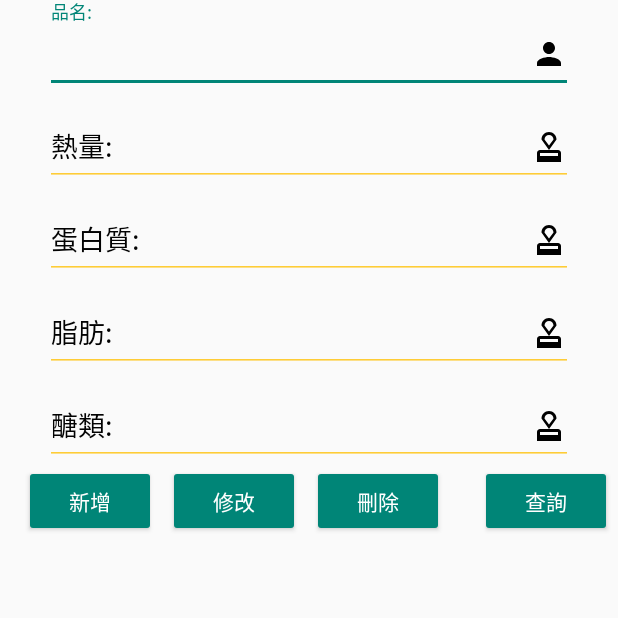
After one commit to DSushx/LoginRegister, an Android app: the fragment InsertFragment shown on its own in the app's theme, on a phone screen of 412 x 824 dp, the top half of it. The commit adds this screen. Run offline under Robolectric (Android 15) with nearby library versions, the phone set to English and light mode, and no system bars.

Commit message:
fragment_insert.xml重新配置完成

```diff
--- /dev/null
+++ b/app/src/main/java/com/example/loginregister/InsertFragment.kt
@@ -0,0 +1,21 @@
+package com.example.loginregister
+
+import android.os.Bundle
+import androidx.fragment.app.Fragment
+import android.view.LayoutInflater
+import android.view.View
+import android.view.ViewGroup
+
+
+
+class InsertFragment : Fragment() {
+    override fun onCreateView(
+        inflater: LayoutInflater, container: ViewGroup?,
+        savedInstanceState: Bundle?
+    ): View? {
+        // Inflate the layout for this fragment
+        return inflater.inflate(R.layout.fragment_insert, container, false)
+    }
+
+
+}
--- /dev/null
+++ b/app/src/main/res/layout/fragment_insert.xml
@@ -0,0 +1,219 @@
+<?xml version="1.0" encoding="utf-8"?>
+<RelativeLayout xmlns:android="http://schemas.android.com/apk/res/android"
+    xmlns:app="http://schemas.android.com/apk/res-auto"
+    xmlns:tools="http://schemas.android.com/tools"
+    android:layout_width="match_parent"
+    android:layout_height="match_parent"
+    tools:context=".InsertFragment">
+
+    <!-- TODO: Update blank fragment layout -->
+
+        <LinearLayout
+            android:id="@+id/linearLayout"
+            android:layout_width="fill_parent"
+            android:layout_height="fill_parent"
+            android:orientation="vertical">
+
+            <androidx.constraintlayout.widget.ConstraintLayout
+                android:id="@+id/constraintLayout4"
+                android:layout_width="match_parent"
+                android:layout_height="730dp"
+                app:layout_constraintBottom_toBottomOf="parent"
+                app:layout_constraintEnd_toEndOf="parent"
+                app:layout_constraintHorizontal_bias="0.0"
+                app:layout_constraintStart_toStartOf="parent"
+                app:layout_constraintTop_toTopOf="parent">
+
+
+                <!--密碼輸入框-->
+                <com.google.android.material.textfield.TextInputLayout
+                    android:id="@+id/ed_food_name"
+                    android:layout_width="match_parent"
+                    android:layout_height="wrap_content"
+                    android:layout_marginLeft="30dp"
+                    android:layout_marginRight="30dp"
+                    android:hint="品名:"
+
+                    android:textColorHint="#020202"
+                    app:layout_constraintEnd_toEndOf="parent"
+                    app:layout_constraintHorizontal_bias="0.0"
+                    app:layout_constraintStart_toStartOf="parent"
+                    tools:ignore="MissingConstraints">
+
+                    <com.google.android.material.textfield.TextInputEditText
+                        android:id="@+id/ed_food_name1"
+                        android:layout_width="match_parent"
+                        android:layout_height="match_parent"
+                        android:backgroundTint="#CDFFC107"
+                        android:drawableEnd="@drawable/ic_user"
+                        android:drawableRight="@drawable/ic_user"
+                        android:fontFamily="@font/poppinsmedium"
+
+
+                        tools:targetApi="jelly_bean" />
+                </com.google.android.material.textfield.TextInputLayout>
+
+                <com.google.android.material.textfield.TextInputLayout
+                    android:id="@+id/ed_calorie"
+                    android:layout_width="match_parent"
+                    android:layout_height="wrap_content"
+                    android:layout_marginLeft="30dp"
+                    android:layout_marginRight="30dp"
+                    android:hint="熱量:"
+                    android:textColorHint="#020202"
+                    app:layout_constraintTop_toBottomOf="@+id/ed_food_name"
+                    tools:layout_editor_absoluteX="0dp">
+
+                    <com.google.android.material.textfield.TextInputEditText
+                        android:id="@+id/ed_calorie1"
+                        android:layout_width="match_parent"
+                        android:layout_height="wrap_content"
+                        android:backgroundTint="#CDFFC107"
+                        android:drawableEnd="@drawable/ic_w"
+                        android:drawableRight="@drawable/ic_w"
+                        android:fontFamily="@font/poppinsmedium"
+                        tools:targetApi="jelly_bean" />
+                </com.google.android.material.textfield.TextInputLayout>
+
+
+                <com.google.android.material.textfield.TextInputLayout
+                    android:id="@+id/ed_protein"
+                    android:layout_width="match_parent"
+                    android:layout_height="wrap_content"
+                    android:layout_marginLeft="30dp"
+                    android:layout_marginRight="30dp"
+                    android:hint="蛋白質:"
+                    android:textColorHint="#020202"
+                    app:layout_constraintTop_toBottomOf="@+id/ed_calorie"
+                    tools:layout_editor_absoluteX="0dp">
+
+                    <com.google.android.material.textfield.TextInputEditText
+                        android:id="@+id/ed_protein1"
+                        android:layout_width="match_parent"
+                        android:layout_height="wrap_content"
+                        android:backgroundTint="#CDFFC107"
+                        android:drawableEnd="@drawable/ic_w"
+                        android:drawableRight="@drawable/ic_w"
+                        android:fontFamily="@font/poppinsmedium"
+                        tools:targetApi="jelly_bean" />
+                </com.google.android.material.textfield.TextInputLayout>
+
+                <com.google.android.material.textfield.TextInputLayout
+                    android:id="@+id/ed_fat"
+                    android:layout_width="match_parent"
+                    android:layout_height="wrap_content"
+                    android:layout_marginLeft="30dp"
+                    android:layout_marginRight="30dp"
+                    android:hint="脂肪:"
+                    android:textColorHint="#020202"
+                    app:layout_constraintTop_toBottomOf="@+id/ed_protein"
+                    tools:layout_editor_absoluteX="0dp">
+
+                    <com.google.android.material.textfield.TextInputEditText
+                        android:id="@+id/ed_fat1"
+                        android:layout_width="match_parent"
+                        android:layout_height="wrap_content"
+                        android:backgroundTint="#CDFFC107"
+                        android:drawableEnd="@drawable/ic_w"
+                        android:drawableRight="@drawable/ic_w"
+                        android:fontFamily="@font/poppinsmedium"
+                        tools:targetApi="jelly_bean" />
+                </com.google.android.material.textfield.TextInputLayout>
+
+                <com.google.android.material.textfield.TextInputLayout
+                    android:id="@+id/ed_carbohydrate"
+                    android:layout_width="match_parent"
+                    android:layout_height="wrap_content"
+                    android:layout_marginLeft="30dp"
+                    android:layout_marginRight="30dp"
+                    android:hint="醣類:"
+                    android:textColorHint="#020202"
+                    app:layout_constraintTop_toBottomOf="@+id/ed_fat"
+                    tools:layout_editor_absoluteX="0dp">
+
+                    <com.google.android.material.textfield.TextInputEditText
+                        android:id="@+id/ed_carbohydrate1"
+                        android:layout_width="match_parent"
+                        android:layout_height="wrap_content"
+                        android:backgroundTint="#CDFFC107"
+                        android:drawableEnd="@drawable/ic_w"
+                        android:drawableRight="@drawable/ic_w"
+                        android:fontFamily="@font/poppinsmedium"
+                        tools:targetApi="jelly_bean" />
+                </com.google.android.material.textfield.TextInputLayout>
+
+                <!--體重輸入框-->
+
+                <Button
+                    android:id="@+id/btn_insert"
+                    style="@style/Widget.AppCompat.Button.Colored"
+                    android:layout_width="wrap_content"
+                    android:layout_height="wrap_content"
+                    android:layout_marginEnd="4dp"
+                    android:layout_weight="1"
+                    android:text="新增"
+
+                    app:layout_constraintEnd_toEndOf="parent"
+                    app:layout_constraintHorizontal_bias="0.05"
+                    app:layout_constraintStart_toStartOf="parent"
+                    app:layout_constraintTop_toBottomOf="@+id/ed_carbohydrate" />
+                <Button
+                    android:id="@+id/btn_update"
+                    style="@style/Widget.AppCompat.Button.Colored"
+                    android:layout_width="wrap_content"
+                    android:layout_height="wrap_content"
+                    android:layout_marginEnd="4dp"
+                    android:layout_weight="1"
+                    android:text="修改"
+
+                    app:layout_constraintEnd_toEndOf="parent"
+                    app:layout_constraintHorizontal_bias="0.35"
+                    app:layout_constraintStart_toStartOf="parent"
+                    app:layout_constraintTop_toBottomOf="@+id/ed_carbohydrate" />
+
+                <Button
+                    android:id="@+id/btn_delete"
+                    style="@style/Widget.AppCompat.Button.Colored"
+                    android:layout_width="wrap_content"
+                    android:layout_height="wrap_content"
+                    android:layout_marginEnd="4dp"
+                    android:layout_weight="1"
+                    android:text="刪除"
+
+                    app:layout_constraintEnd_toEndOf="parent"
+                    app:layout_constraintHorizontal_bias="0.65"
+                    app:layout_constraintStart_toStartOf="parent"
+                    app:layout_constraintTop_toBottomOf="@+id/ed_carbohydrate" />
+
+                <Button
+                    android:id="@+id/btn_query"
+                    style="@style/Widget.AppCompat.Button.Colored"
+                    android:layout_width="wrap_content"
+                    android:layout_height="wrap_content"
+                    android:layout_marginEnd="4dp"
+                    android:layout_weight="1"
+                    android:text="查詢"
+
+                    app:layout_constraintEnd_toEndOf="parent"
+                    app:layout_constraintHorizontal_bias="1"
+                    app:layout_constraintStart_toStartOf="parent"
+                    app:layout_constraintTop_toBottomOf="@+id/ed_carbohydrate" />
+
+            </androidx.constraintlayout.widget.ConstraintLayout>
+        </LinearLayout>
+    <ListView
+        android:id="@+id/listView"
+        android:layout_width="500dp"
+        android:layout_height="300dp"
+        android:layout_marginStart="8dp"
+        android:layout_marginTop="380dp"
+        android:layout_marginEnd="8dp"
+        android:layout_marginBottom="70dp"
+        app:layout_constraintEnd_toEndOf="parent"
+        app:layout_constraintStart_toStartOf="parent"
+        app:layout_constraintBottom_toBottomOf="parent"
+        app:layout_constraintTop_toBottomOf="@+id/linearLayout" />
+
+
+
+</RelativeLayout>
--- a/app/src/main/res/layout/fragment_plan.xml
+++ b/app/src/main/res/layout/fragment_plan.xml
@@ -141,10 +141,11 @@
                 style="@style/Widget.AppCompat.Button.Colored"
                 android:layout_width="wrap_content"
                 android:layout_height="wrap_content"
-                android:layout_marginTop="324dp"
+                android:layout_marginTop="268dp"
 
                 android:text="新增計畫"
                 app:layout_constraintEnd_toEndOf="parent"
+                app:layout_constraintHorizontal_bias="0.907"
                 app:layout_constraintStart_toStartOf="parent"
                 app:layout_constraintTop_toBottomOf="@+id/PL_NOWWEIGHT" />
 
```
